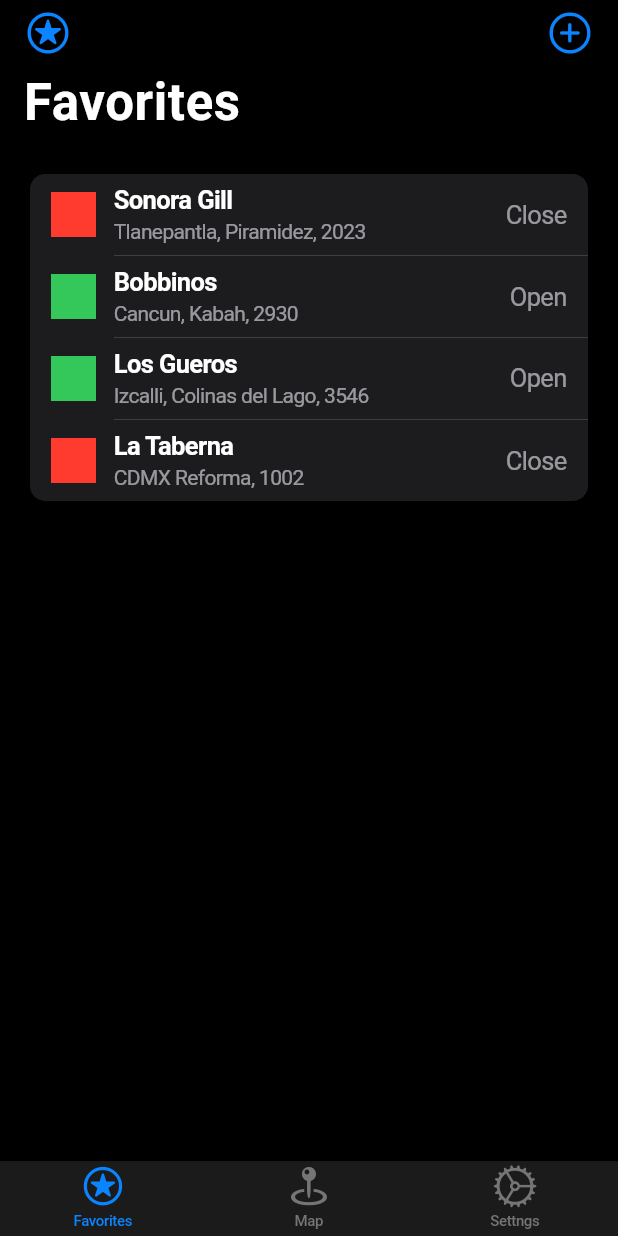
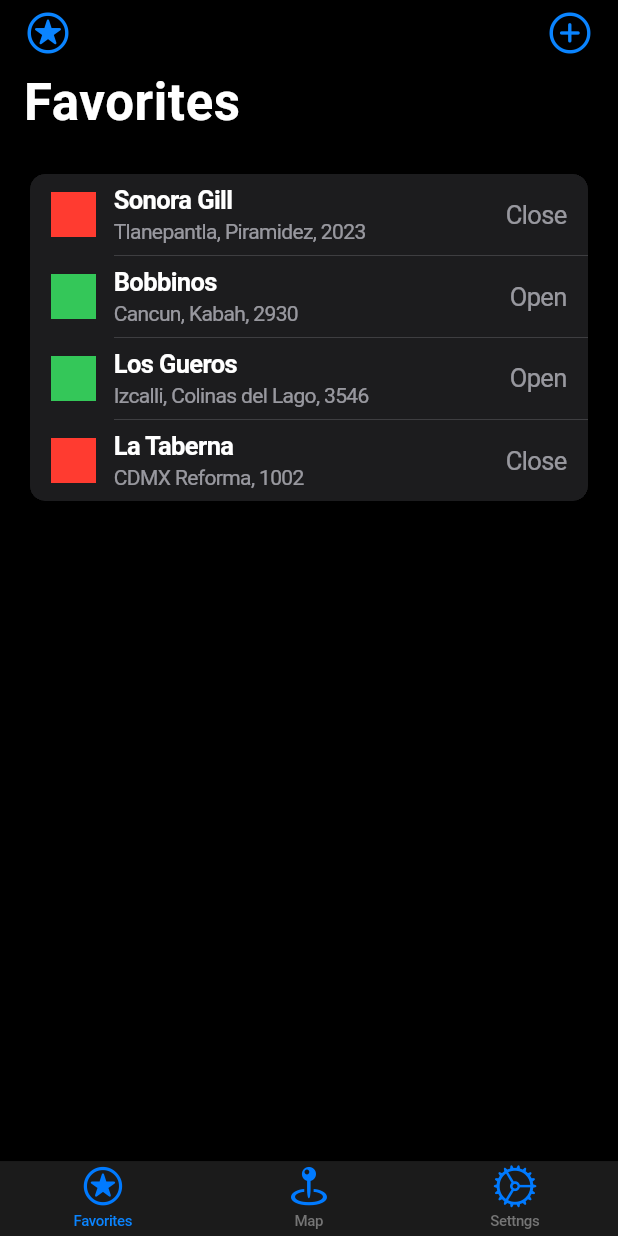
Before and after one commit to armando-mobile-flutter/gio-restaurants, a Flutter app: the screen it shows after launch, on a phone screen of 412 x 824 dp. Run offline on Flutter 3.47's test engine with Material 2 defaults, Android fonts, the phone set to English and light mode, and no system bars; our stand-ins replace shared_preferences.

Commit message:
Add Preferences Provider

```diff
--- a/lib/app/main/data/favorites.dart
+++ b/lib/app/main/data/favorites.dart
@@ -1,5 +1,4 @@
-import 'package:gio_restaurants/app/main/models/favoriteModel.dart';
-import 'package:gio_restaurants/app/main/models/index.dart';
+import 'package:gio_restaurants/app/main/models/favorite_model.dart';
 
 class FavoritesController {
   List<FavoriteModel> getFavorites() => <FavoriteModel>[
--- /dev/null
+++ b/lib/app/main/extensions/registration_extentions.dart
@@ -0,0 +1,37 @@
+import 'package:flutter/cupertino.dart';
+import 'package:gio_restaurants/app/main/providers/preference_provider.dart';
+import 'package:gio_restaurants/app/main/repositories/preferences_repository.dart';
+import 'package:provider/provider.dart';
+import 'package:gio_restaurants/app/main/providers/index.dart';
+import 'package:provider/single_child_widget.dart';
+
+class MultiProviderRegistration extends StatelessWidget {
+  const MultiProviderRegistration({super.key, required this.child});
+  final Widget child;
+
+  @override
+  Widget build(BuildContext context) => MultiProvider(
+        providers: [
+          ...ProviderRegistration.providers,
+          ...FutureProviderRegistration.futureProviders,
+          ...ChangeNotifierProviderRegistration.changeNotifierProviders
+        ],
+        child: child,
+      );
+}
+
+class ProviderRegistration {
+  static List<SingleChildWidget> providers = <SingleChildWidget>[];
+}
+
+class FutureProviderRegistration {
+  static List<SingleChildWidget> futureProviders = <SingleChildWidget>[];
+}
+
+class ChangeNotifierProviderRegistration {
+  static List<SingleChildWidget> changeNotifierProviders = <SingleChildWidget>[
+    ChangeNotifierProvider(
+        create: (_) =>
+            PreferenceProvider(preferencesRepository: PreferencesRepository()))
+  ];
+}
--- a/lib/app/main/favorites/screens/favoriteList.dart
+++ b/lib/app/main/favorites/screens/favorite_list.dart
@@ -1,5 +1,4 @@
 import 'package:flutter/cupertino.dart';
-import 'package:gio_restaurants/app/main/models/favoriteModel.dart';
 import 'package:gio_restaurants/app/main/models/index.dart';
 import 'package:gio_restaurants/app/main/data/favorites.dart';
 
--- a/lib/app/main/favorites/screens/favoriteNavigationBar.dart
+++ b/lib/app/main/favorites/screens/favorite_navigation_bar.dart
@@ -17,10 +17,11 @@ class FavoriteNavigationBar extends StatelessWidget {
             trailing: Icon(CupertinoIcons.add_circled),
           ),
           SliverFillRemaining(
+              fillOverscroll: true,
               child: Column(
-            mainAxisAlignment: MainAxisAlignment.start,
-            children: <Widget>[FavoriteList()],
-          ))
+                mainAxisAlignment: MainAxisAlignment.start,
+                children: <Widget>[FavoriteList()],
+              ))
         ],
       ));
 }
--- a/lib/app/main/favorites/screens/index.dart
+++ b/lib/app/main/favorites/screens/index.dart
@@ -1,2 +1,2 @@
-export 'package:gio_restaurants/app/main/favorites/screens/favoriteNavigationBar.dart';
-export 'package:gio_restaurants/app/main/favorites/screens/favoriteList.dart';
+export 'package:gio_restaurants/app/main/favorites/screens/favorite_navigation_bar.dart';
+export 'package:gio_restaurants/app/main/favorites/screens/favorite_list.dart';
--- /dev/null
+++ b/lib/app/main/interfaces/index.dart
@@ -0,0 +1 @@
+export 'package:gio_restaurants/app/main/interfaces/ipreferences_repository.dart';
--- /dev/null
+++ b/lib/app/main/interfaces/ipreferences_repository.dart
@@ -0,0 +1,9 @@
+import 'package:gio_restaurants/app/main/models/index.dart';
+
+abstract class IPreferencesRepository {
+  /// Function that get Theme implemented
+  Future<Theme?> getThemeAsync();
+
+  /// Function that set Theme Selected
+  Future<void> setThemeAsync(Theme theme);
+}
--- a/lib/app/main/models/favoriteModel.dart
+++ b/lib/app/main/models/favorite_model.dart
@@ -20,7 +20,7 @@ class FavoriteModel {
 
   // Create iterator map from model
   Map<String, dynamic> toMap() {
-    var map = Map<String, dynamic>();
+    var map = <String, dynamic>{};
 
     map['restaurantName'] = _restaurantName;
     map['address'] = _address;
--- a/lib/app/main/models/index.dart
+++ b/lib/app/main/models/index.dart
@@ -1 +1,2 @@
-export 'package:gio_restaurants/app/main/models/index.dart';
+export 'package:gio_restaurants/app/main/models/favorite_model.dart';
+export 'package:gio_restaurants/app/main/models/theme.dart';
--- /dev/null
+++ b/lib/app/main/models/theme.dart
@@ -0,0 +1 @@
+enum Theme { light, dart }
--- /dev/null
+++ b/lib/app/main/providers/index.dart
@@ -0,0 +1 @@
+export 'package:gio_restaurants/app/main/providers/preference_provider.dart';
--- /dev/null
+++ b/lib/app/main/providers/preference_provider.dart
@@ -0,0 +1,29 @@
+import 'package:flutter/cupertino.dart';
+import 'package:gio_restaurants/app/main/interfaces/ipreferences_repository.dart';
+import 'package:gio_restaurants/app/main/interfaces/index.dart';
+import 'package:gio_restaurants/app/main/models/index.dart';
+
+class PreferenceProvider with ChangeNotifier {
+  final IPreferencesRepository _preferencesRepository;
+  Theme? _currentTheme = Theme.dart;
+
+  PreferenceProvider({required IPreferencesRepository preferencesRepository})
+      : _preferencesRepository = preferencesRepository {
+    onLoadPreferencesAsync();
+  }
+
+  Theme? get getTheme => _currentTheme;
+
+  Future<void> onLoadPreferencesAsync() async {
+    final theme = await _preferencesRepository.getThemeAsync();
+
+    onUpdatePreferencesAsync(theme ?? _currentTheme!);
+  }
+
+  Future<void> onUpdatePreferencesAsync(Theme theme) async {
+    await _preferencesRepository.setThemeAsync(theme);
+    _currentTheme = theme;
+
+    notifyListeners();
+  }
+}
--- /dev/null
+++ b/lib/app/main/repositories/preferences_repository.dart
@@ -0,0 +1,23 @@
+import 'package:gio_restaurants/app/main/interfaces/ipreferences_repository.dart';
+import 'package:shared_preferences/shared_preferences.dart';
+import 'package:gio_restaurants/app/main/models/index.dart';
+
+class PreferencesRepository implements IPreferencesRepository {
+  static const String _themeKey = 'theme';
+  final Future<SharedPreferences> _pref = SharedPreferences.getInstance();
+
+  @override
+  Future<Theme?> getThemeAsync() async {
+    final pref = await _pref;
+    final index = pref.getInt(_themeKey);
+
+    return index != null ? Theme.values[index] : null;
+  }
+
+  @override
+  Future<void> setThemeAsync(Theme theme) async {
+    final pref = await _pref;
+
+    await pref.setInt(_themeKey, theme.index);
+  }
+}
--- a/lib/app/main/screens/index.dart
+++ b/lib/app/main/screens/index.dart
@@ -1 +1 @@
-export 'package:gio_restaurants/app/main/screens/tabBar.dart';
+export 'package:gio_restaurants/app/main/screens/tab_bar.dart';
--- a/lib/app/main/screens/tabBar.dart
+++ /dev/null
@@ -1,25 +0,0 @@
-import 'package:flutter/cupertino.dart';
-import 'package:gio_restaurants/app/main/favorites/screens/index.dart';
-
-class TabBar extends StatelessWidget {
-  const TabBar({super.key});
-
-  @override
-  Widget build(BuildContext context) => CupertinoTabScaffold(
-      tabBar: CupertinoTabBar(
-        items: const <BottomNavigationBarItem>[
-          BottomNavigationBarItem(
-            icon: Icon(CupertinoIcons.star_circle),
-            label: "Favorites",
-          ),
-          BottomNavigationBarItem(
-              icon: Icon(CupertinoIcons.map_pin_ellipse), label: 'Map'),
-          BottomNavigationBarItem(
-              icon: Icon(CupertinoIcons.settings), label: 'Settngs'),
-        ],
-      ),
-      tabBuilder: ((BuildContext context, int index) => CupertinoTabView(
-          builder: (BuildContext context) => (index == 0)
-              ? const FavoriteNavigationBar()
-              : Center(child: Text('Content of tab $index')))));
-}
--- /dev/null
+++ b/lib/app/main/screens/tab_bar.dart
@@ -0,0 +1,38 @@
+import 'package:flutter/cupertino.dart';
+import 'package:gio_restaurants/app/main/favorites/screens/index.dart';
+import 'package:gio_restaurants/app/main/settings/screen/setting_screen.dart';
+import 'package:gio_restaurants/app/main/utils/build_theme.dart';
+
+class TabBar extends StatelessWidget {
+  const TabBar({super.key});
+
+  @override
+  Widget build(BuildContext context) => CupertinoTabScaffold(
+      tabBar: CupertinoTabBar(
+        items: <BottomNavigationBarItem>[
+          BottomNavigationBarItem(
+            icon: Icon(CupertinoIcons.star_circle,
+                color: BuildTheme.getIOSIconColor(context)),
+            label: "Favorites",
+          ),
+          BottomNavigationBarItem(
+              icon: Icon(CupertinoIcons.map_pin_ellipse,
+                  color: BuildTheme.getIOSIconColor(context)),
+              label: 'Map'),
+          BottomNavigationBarItem(
+              icon: Icon(CupertinoIcons.settings,
+                  color: BuildTheme.getIOSIconColor(context)),
+              label: 'Settngs'),
+        ],
+      ),
+      tabBuilder: ((BuildContext context, int index) =>
+          CupertinoTabView(builder: (BuildContext context) {
+            if (index == 0) {
+              return const FavoriteNavigationBar();
+            } else if (index == 2) {
+              return const SettingNavigationBar();
+            } else {
+              return Center(child: Text('Content of tab $index'));
+            }
+          })));
+}
--- a/lib/main.dart
+++ b/lib/main.dart
@@ -1,4 +1,8 @@
 import 'package:flutter/cupertino.dart';
+import 'package:provider/provider.dart';
+import 'package:gio_restaurants/app/main/extensions/registration_extentions.dart';
+import 'package:gio_restaurants/app/main/providers/index.dart';
+import 'package:gio_restaurants/app/main/utils/build_theme.dart';
 import 'package:gio_restaurants/app/main/screens/index.dart';
 
 void main() {
@@ -11,10 +15,21 @@ class MyApp extends StatelessWidget {
   // This widget is the root of your application.
   @override
   Widget build(BuildContext context) {
-    return const CupertinoApp(
+    return const MultiProviderRegistration(child: HeadWidget());
+  }
+}
+
+class HeadWidget extends StatelessWidget {
+  const HeadWidget({super.key});
+
+  @override
+  Widget build(BuildContext context) {
+    final preferences = Provider.of<PreferenceProvider>(context);
+
+    return CupertinoApp(
       debugShowCheckedModeBanner: false,
-      theme: CupertinoThemeData(brightness: Brightness.dark),
-      home: TabBar(),
+      theme: BuildTheme.getCupertinoTheme(preferences.getTheme!),
+      home: const TabBar(),
     );
   }
 }
--- a/pubspec.yaml
+++ b/pubspec.yaml
@@ -36,6 +36,8 @@ dependencies:
   # The following adds the Cupertino Icons font to your application.
   # Use with the CupertinoIcons class for iOS style icons.
   cupertino_icons: ^1.0.5
+  provider: ^6.0.5
+  shared_preferences: ^2.0.17
 
 dev_dependencies:
   flutter_test:
```
Also changed, not shown: lib/app/main/settings/screen/setting_screen.dart (added, +81 -0 lines), lib/app/main/utils/build_theme.dart (added, +27 -0 lines), pubspec.lock, 10 other files.
